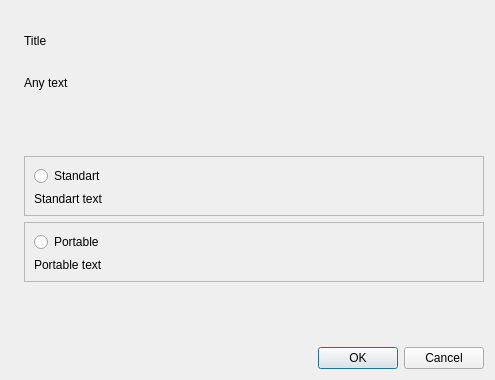
Old version of the form app/src/views/installDialog/InstallDialog.ui in the repository xintrea/mytetra_dev.
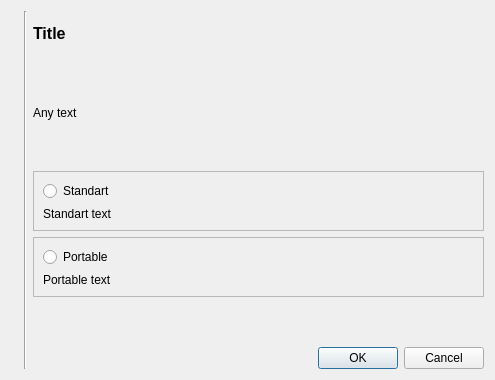
New version of the form. Icons and pictures are not drawn.

Commit message: Сделано переключение Стандартное/Портабельное приложение в окне инсталляции, требуется доработка

```diff
--- a/app/src/views/installDialog/InstallDialog.ui
+++ b/app/src/views/installDialog/InstallDialog.ui
@@ -38,6 +38,13 @@
        </property>
       </widget>
      </item>
+     <item>
+      <widget class="Line" name="line">
+       <property name="orientation">
+        <enum>Qt::Vertical</enum>
+       </property>
+      </widget>
+     </item>
      <item>
       <layout class="QVBoxLayout" name="verticalLayout">
        <item>
@@ -48,11 +55,31 @@
            <verstretch>0</verstretch>
           </sizepolicy>
          </property>
+         <property name="font">
+          <font>
+           <pointsize>12</pointsize>
+           <weight>75</weight>
+           <bold>true</bold>
+          </font>
+         </property>
          <property name="text">
           <string>Title</string>
          </property>
         </widget>
        </item>
+       <item>
+        <spacer name="verticalSpacer_3">
+         <property name="orientation">
+          <enum>Qt::Vertical</enum>
+         </property>
+         <property name="sizeHint" stdset="0">
+          <size>
+           <width>20</width>
+           <height>40</height>
+          </size>
+         </property>
+        </spacer>
+       </item>
        <item>
         <widget class="QLabel" name="m_text">
          <property name="sizePolicy">
@@ -100,6 +127,9 @@
             <property name="text">
              <string>Standart text</string>
             </property>
+            <property name="wordWrap">
+             <bool>true</bool>
+            </property>
            </widget>
           </item>
          </layout>
@@ -126,6 +156,12 @@
             <property name="text">
              <string>Portable text</string>
             </property>
+            <property name="textFormat">
+             <enum>Qt::AutoText</enum>
+            </property>
+            <property name="wordWrap">
+             <bool>true</bool>
+            </property>
            </widget>
           </item>
          </layout>
```
The commit also changes 4 other files.
